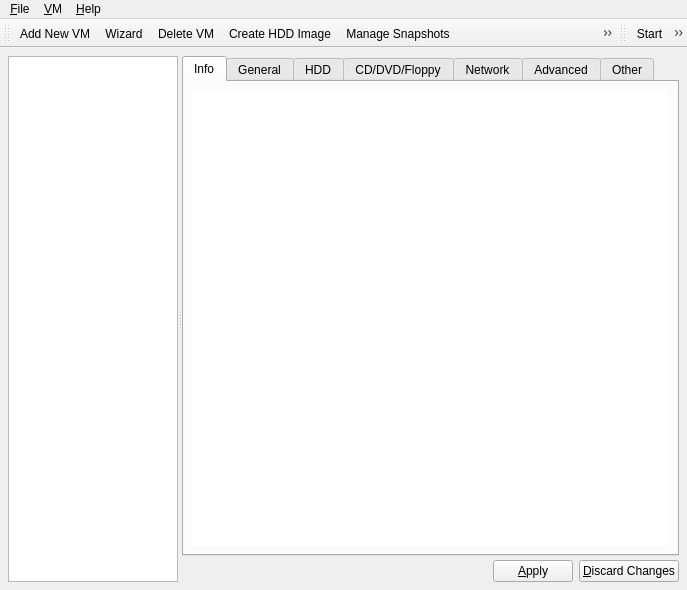
Qt form Main_Window.ui (qunying/aqemu-old) before a commit.
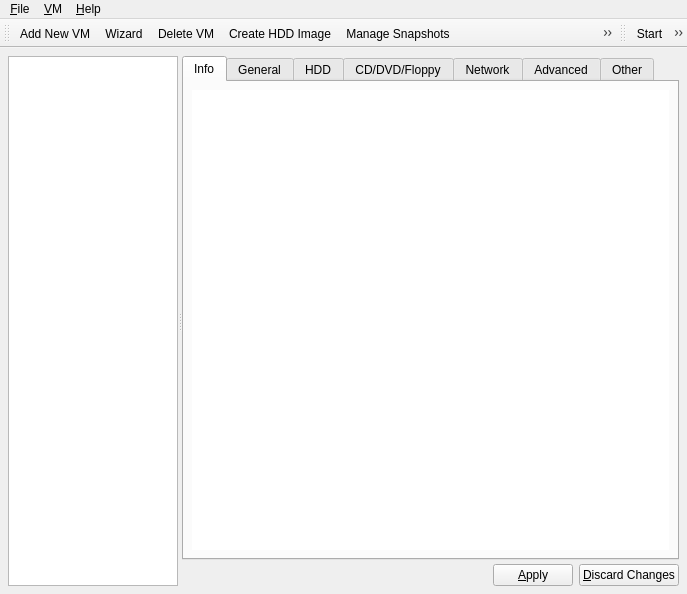
The same form after that commit. Icons and pictures are not drawn.

```diff
--- a/Main_Window.ui
+++ b/Main_Window.ui
@@ -7,7 +7,7 @@
     <x>0</x>
     <y>0</y>
     <width>687</width>
-    <height>590</height>
+    <height>594</height>
    </rect>
   </property>
   <property name="windowTitle" >
```
Left out of the diff: 1 changed line with no effect on the pictures.
